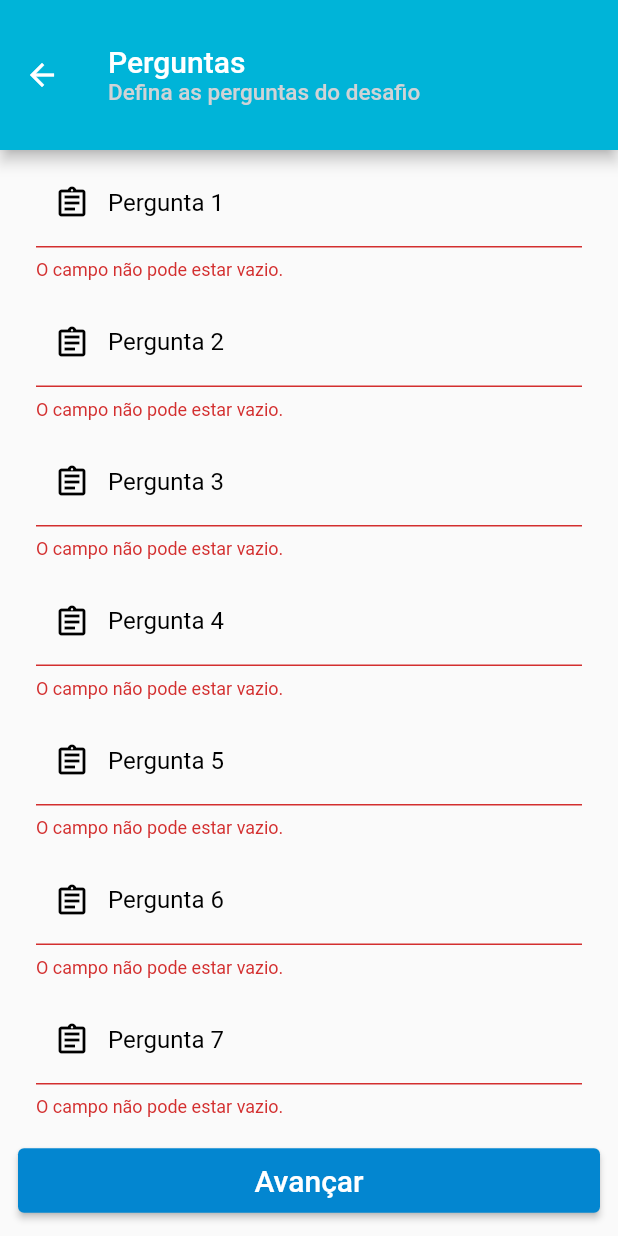
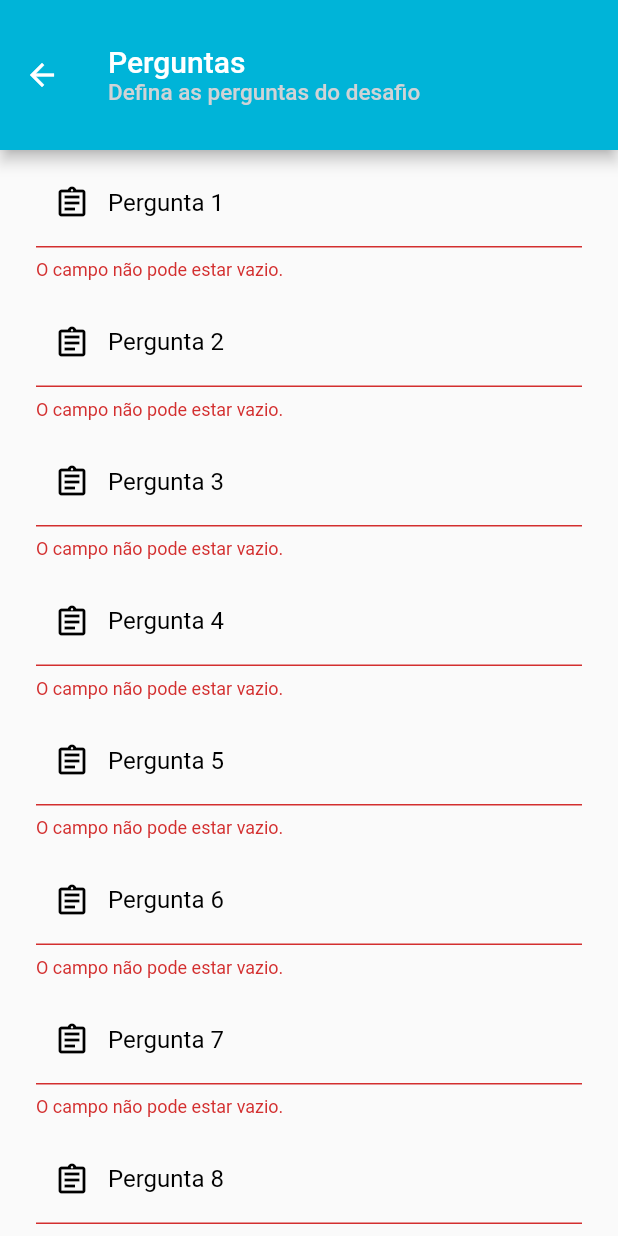
Before and after one commit to lucasdesena/technoed, a Flutter app: the CriarDesafioPage screen opened directly with empty values, after a tap on "Avançar", on a phone screen of 412 x 824 dp. Run offline on Flutter 3.47's test engine with Material 2 defaults, Android fonts, the phone set to English and light mode, and no system bars; our stand-ins replace cloud_firestore, firebase_core, material_design_icons_flutter; accounts and stored records are empty; statements that could not run were skipped.

Commit message:
Pequenos ajustes(Consertado), E Criação da Página CriarDesafioPage

```diff
--- a/lib/pages/criar_desafio_page.dart
+++ b/lib/pages/criar_desafio_page.dart
@@ -267,6 +267,74 @@ class _CriarDesafioPageState extends State<CriarDesafioPage> {
                         },
                       ),
                     ),
+                    widget.dificuldade == 'Normal'
+                        ? const Padding(padding: EdgeInsets.all(0.0))
+                        : Padding(
+                            padding: const EdgeInsets.fromLTRB(24, 6, 24, 6),
+                            child: TextFormField(
+                              controller: pergunta,
+                              decoration: const InputDecoration(
+                                prefixIcon: Icon(
+                                  Icons.assignment_outlined,
+                                  color: Colors.black,
+                                ),
+                                labelText: 'Pergunta 8',
+                                labelStyle: TextStyle(
+                                  color: Colors.black,
+                                ),
+                                enabledBorder: UnderlineInputBorder(
+                                  borderSide: BorderSide(color: Colors.black),
+                                ),
+                                focusedBorder: UnderlineInputBorder(
+                                  borderSide: BorderSide(color: Colors.black),
+                                ),
+                              ),
+                              keyboardType: TextInputType.name,
+                              style: const TextStyle(
+                                color: Colors.black,
+                              ),
+                              validator: (value) {
+                                if (value!.isEmpty) {
+                                  return 'O campo não pode estar vazio.';
+                                }
+                                return null;
+                              },
+                            ),
+                          ),
+                    widget.dificuldade == 'Normal'
+                        ? const Padding(padding: EdgeInsets.all(0.0))
+                        : Padding(
+                            padding: const EdgeInsets.fromLTRB(24, 6, 24, 6),
+                            child: TextFormField(
+                              controller: pergunta,
+                              decoration: const InputDecoration(
+                                prefixIcon: Icon(
+                                  Icons.assignment_outlined,
+                                  color: Colors.black,
+                                ),
+                                labelText: 'Pergunta 9',
+                                labelStyle: TextStyle(
+                                  color: Colors.black,
+                                ),
+                                enabledBorder: UnderlineInputBorder(
+                                  borderSide: BorderSide(color: Colors.black),
+                                ),
+                                focusedBorder: UnderlineInputBorder(
+                                  borderSide: BorderSide(color: Colors.black),
+                                ),
+                              ),
+                              keyboardType: TextInputType.name,
+                              style: const TextStyle(
+                                color: Colors.black,
+                              ),
+                              validator: (value) {
+                                if (value!.isEmpty) {
+                                  return 'O campo não pode estar vazio.';
+                                }
+                                return null;
+                              },
+                            ),
+                          ),
                     Padding(
                       padding: const EdgeInsets.all(12.0),
                       child: ElevatedButton(
--- a/lib/pages/escolha_desafio_page.dart
+++ b/lib/pages/escolha_desafio_page.dart
@@ -11,7 +11,7 @@ class EscolhaDesafioPage extends StatefulWidget {
 class _EscolhaDesafioState extends State<EscolhaDesafioPage> {
   String dificuldade = '';
 
-  telaCriarDesafio(String dificuldade) {
+  telaCriarDesafio() {
     Navigator.push(
       context,
       MaterialPageRoute(
@@ -65,7 +65,10 @@ class _EscolhaDesafioState extends State<EscolhaDesafioPage> {
                     child: SizedBox(
                       height: 100,
                       child: ElevatedButton(
-                        onPressed: telaCriarDesafio('Normal'),
+                        onPressed: () {
+                          dificuldade = 'Normal';
+                          telaCriarDesafio();
+                        },
                         style: ElevatedButton.styleFrom(
                           primary: const Color.fromARGB(255, 202, 240, 248),
                           elevation: 6,
@@ -122,7 +125,10 @@ class _EscolhaDesafioState extends State<EscolhaDesafioPage> {
                     child: SizedBox(
                       height: 100,
                       child: ElevatedButton(
-                        onPressed: telaCriarDesafio('Difícil'),
+                        onPressed: () {
+                          dificuldade = 'Dificil';
+                          telaCriarDesafio();
+                        },
                         style: ElevatedButton.styleFrom(
                           primary: const Color.fromARGB(255, 202, 240, 248),
                           elevation: 6,
```
Also changed, not shown: 1 other file.
